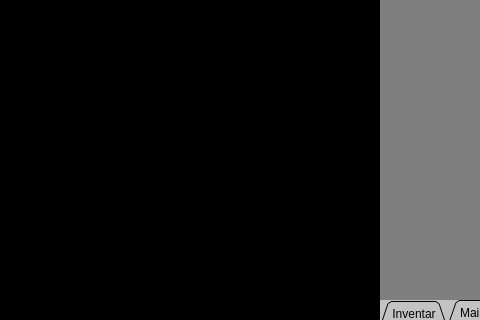
The window that SpieleprogrammierungQT/mainwindow.ui (EmiliaJacob/Console-game-2021) describes before a commit, drawn with Qt 5; both pictures show x 0 to 480 and y 0 to 320 of the 800 by 600 pixel window.
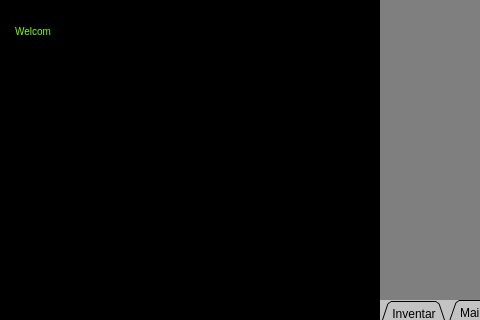
The same window after the commit.

```diff
--- a/SpieleprogrammierungQT/mainwindow.ui
+++ b/SpieleprogrammierungQT/mainwindow.ui
@@ -69,12 +69,15 @@
            <height>501</height>
           </rect>
          </property>
+         <property name="styleSheet">
+          <string notr="true">color: rgb(127, 255, 0);</string>
+         </property>
          <property name="html">
           <string>&lt;!DOCTYPE HTML PUBLIC &quot;-//W3C//DTD HTML 4.0//EN&quot; &quot;http://www.w3.org/TR/REC-html40/strict.dtd&quot;&gt;
 &lt;html&gt;&lt;head&gt;&lt;meta name=&quot;qrichtext&quot; content=&quot;1&quot; /&gt;&lt;style type=&quot;text/css&quot;&gt;
 p, li { white-space: pre-wrap; }
 &lt;/style&gt;&lt;/head&gt;&lt;body style=&quot; font-family:'MS Shell Dlg 2'; font-size:7.8pt; font-weight:400; font-style:normal;&quot;&gt;
-&lt;p style=&quot; margin-top:0px; margin-bottom:0px; margin-left:0px; margin-right:0px; -qt-block-indent:0; text-indent:0px;&quot;&gt;Welcom&lt;/p&gt;&lt;/body&gt;&lt;/html&gt;</string>
+&lt;p style=&quot; margin-top:0px; margin-bottom:0px; margin-left:0px; margin-right:0px; -qt-block-indent:0; text-indent:0px;&quot;&gt;&lt;span style=&quot; color:#7fff00;&quot;&gt;Welcom&lt;/span&gt;&lt;/p&gt;&lt;/body&gt;&lt;/html&gt;</string>
          </property>
         </widget>
        </widget>
```
Left out of the diff: 7 changed lines with no effect on the pictures.
